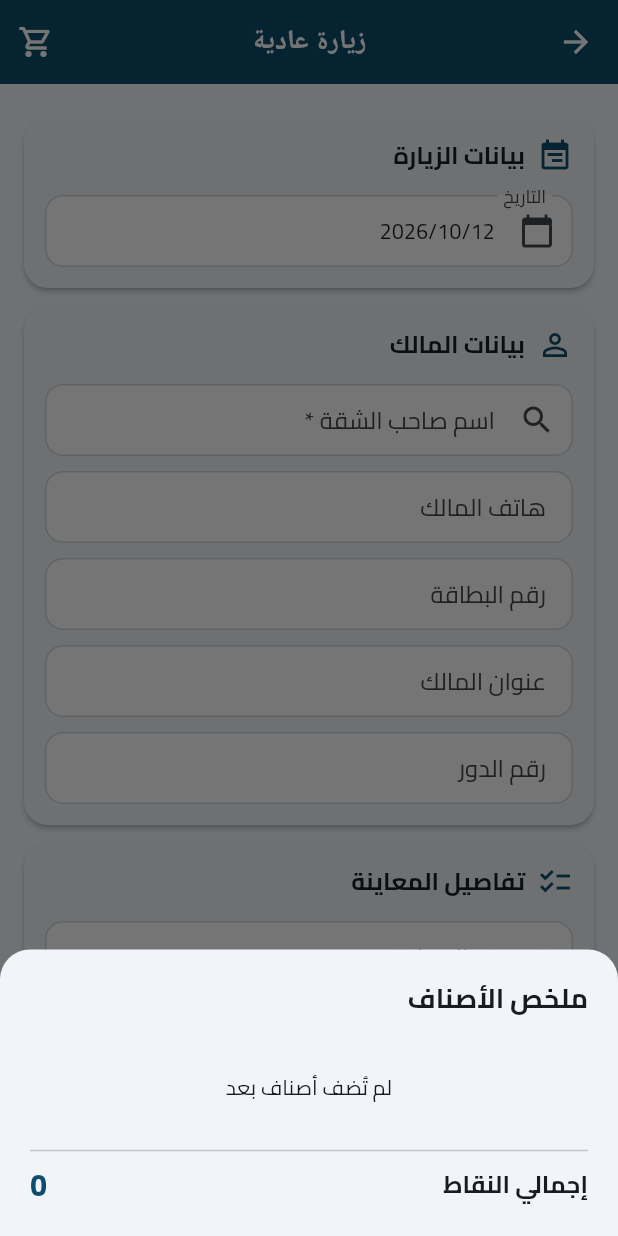
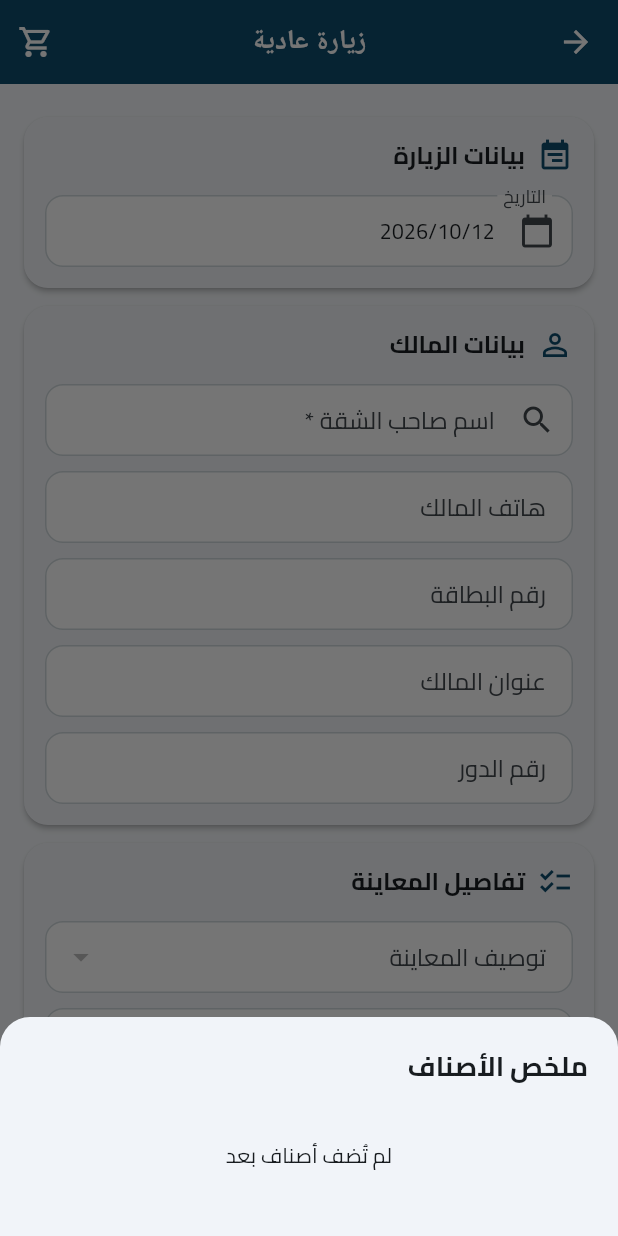
Before and after one commit to IbrahimElmahy/techno, a Flutter app: the InspectionFormScreen screen opened directly with empty values, after a tap on the "shopping cart" icon, on a phone screen of 412 x 824 dp. Run offline on Flutter 3.47's test engine with Material 3 defaults, Android fonts, the phone set to English and light mode, and no system bars; our stand-ins replace device_info_plus, image_picker, package_info_plus, pdf, printing, shared_preferences and 2 more; missing offline and left inert: ota_update; accounts and stored records are empty; network calls fail.

Commit message:
fix(app): التطبيق مابيعرضش كشف حساب العميل للمندوب (اتشال من كشف المديونيات ومن صلاحيات المندوب الافتراضية) ولا أي نقاط (المعاينات والمسودات والمراجعة وحساب العميل) — 0.3.23+32
Co-Authored-By: Claude Opus 5.5 <noreply@anthropic.com>

```diff
--- a/mobile/lib/screens/customer_profile_screen.dart
+++ b/mobile/lib/screens/customer_profile_screen.dart
@@ -236,7 +236,6 @@ class _CustomerProfileScreenState extends State<CustomerProfileScreen> {
                       _stat('مبيعات', _num(p['total_sales'])),
                       _stat('تحصيل', _num(p['total_receipts'])),
                       _stat('مرتجع', _num(p['total_returns'])),
-                      _stat('نقاط', _num(p['points_balance'])),
                     ],
                   ),
                 ],
--- a/mobile/lib/screens/inspection_drafts_screen.dart
+++ b/mobile/lib/screens/inspection_drafts_screen.dart
@@ -64,9 +64,6 @@ class _InspectionDraftsScreenState extends State<InspectionDraftsScreen> {
   static String _titleOf(Inspection d) =>
       d.ownerName.trim().isEmpty ? 'معاينة بلا اسم' : d.ownerName.trim();
 
-  static String _fmt(double v) =>
-      v == v.roundToDouble() ? v.toInt().toString() : v.toStringAsFixed(2);
-
   static String _when(String? iso) {
     final t = iso == null ? null : DateTime.tryParse(iso)?.toLocal();
     if (t == null) return '';
@@ -100,7 +97,6 @@ class _InspectionDraftsScreenState extends State<InspectionDraftsScreen> {
                     final d = drafts[i];
                     final parts = <String>[
                       if (d.lines.isNotEmpty) '${d.lines.length} صنف',
-                      if (d.lines.isNotEmpty) '${_fmt(d.totalPoints)} نقطة',
                       if ((d.purchaseShop ?? '').isNotEmpty) d.purchaseShop!,
                     ];
                     return Card(
--- a/mobile/lib/screens/inspection_form_screen.dart
+++ b/mobile/lib/screens/inspection_form_screen.dart
@@ -225,9 +225,6 @@ class _InspectionFormScreenState extends State<InspectionFormScreen>
     }
   }
 
-  double get _totalPoints =>
-      double.parse(_lines.fold<double>(0, (s, l) => s + l.total).toStringAsFixed(3));
-
   Future<void> _pickDate() async {
     final picked = await showDatePicker(
       context: context,
@@ -286,28 +283,14 @@ class _InspectionFormScreenState extends State<InspectionFormScreen>
                           dense: true,
                           contentPadding: EdgeInsets.zero,
                           title: Text(l.itemName),
-                          subtitle: Text(
-                              'الكمية: ${_fmt(l.quantity)} × ${_fmt(l.points)} نقطة'),
-                          trailing: Text(_fmt(l.total),
+                          trailing: Text(_fmt(l.quantity),
                               style: const TextStyle(
                                   fontWeight: FontWeight.w700, fontSize: 15)),
                         ),
                     ],
                   ),
                 ),
-              const Divider(),
-              Row(
-                mainAxisAlignment: MainAxisAlignment.spaceBetween,
-                children: [
-                  const Text('إجمالي النقاط',
-                      style: TextStyle(fontSize: 16, fontWeight: FontWeight.w700)),
-                  Text(_fmt(_totalPoints),
-                      style: const TextStyle(
-                          fontSize: 20,
-                          fontWeight: FontWeight.w800,
-                          color: AppColors.primary)),
-                ],
-              ),
+
             ],
           ),
         ),
@@ -526,9 +509,9 @@ class _InspectionFormScreenState extends State<InspectionFormScreen>
                   mainAxisSize: MainAxisSize.min,
                   crossAxisAlignment: CrossAxisAlignment.start,
                   children: [
-                    Text('إجمالي النقاط',
+                    Text('عدد الأصناف',
                         style: TextStyle(fontSize: 12, color: Colors.grey.shade600)),
-                    Text(_fmt(_totalPoints),
+                    Text('${_lines.length}',
                         style: const TextStyle(
                             fontSize: 22,
                             fontWeight: FontWeight.w800,
@@ -589,12 +572,10 @@ class _InspectionFormScreenState extends State<InspectionFormScreen>
                   contentPadding: EdgeInsets.zero,
                   onTap: () => _editLine(i),
                   title: Text(_lines[i].itemName),
-                  subtitle:
-                      Text('${_fmt(_lines[i].quantity)} × ${_fmt(_lines[i].points)} نقطة'),
                   trailing: Row(
                     mainAxisSize: MainAxisSize.min,
                     children: [
-                      Text(_fmt(_lines[i].total),
+                      Text(_fmt(_lines[i].quantity),
                           style: const TextStyle(
                               fontWeight: FontWeight.w700, fontSize: 15)),
                       const SizedBox(width: 8),
@@ -641,8 +622,6 @@ class _InspectionFormScreenState extends State<InspectionFormScreen>
         textDirection: TextDirection.rtl,
         child: StatefulBuilder(
           builder: (c, setInner) {
-            final typed = double.tryParse(qty.text.trim()) ?? 0;
-            final total = typed * line.points;
             return AlertDialog(
               titlePadding: const EdgeInsetsDirectional.fromSTEB(20, 16, 8, 0),
               title: Row(
@@ -662,10 +641,6 @@ class _InspectionFormScreenState extends State<InspectionFormScreen>
                 mainAxisSize: MainAxisSize.min,
                 crossAxisAlignment: CrossAxisAlignment.stretch,
                 children: [
-                  Text('نقاط الوحدة: ${_fmt(line.points)}',
-                      style: const TextStyle(
-                          color: AppColors.primary, fontWeight: FontWeight.w700)),
-                  const SizedBox(height: 12),
                   TextField(
                     controller: qty,
                     autofocus: true,
@@ -673,17 +648,6 @@ class _InspectionFormScreenState extends State<InspectionFormScreen>
                     onChanged: (_) => setInner(() {}),
                     onSubmitted: (_) => Navigator.pop(c, double.tryParse(qty.text)),
                     decoration: const InputDecoration(labelText: 'الكمية'),
-                  ),
-                  const SizedBox(height: 10),
-                  Align(
-                    alignment: AlignmentDirectional.centerStart,
-                    child: Text(
-                      total > 0 ? 'الإجمالي: ${_fmt(total)} نقطة' : 'الإجمالي: —',
-                      style: TextStyle(
-                        color: total > 0 ? AppColors.success : Colors.blueGrey,
-                        fontWeight: FontWeight.w700,
-                      ),
-                    ),
                   ),
                 ],
               ),
--- a/mobile/lib/screens/item_picker_screen.dart
+++ b/mobile/lib/screens/item_picker_screen.dart
@@ -28,7 +28,6 @@ class AddItemFlow {
             key: it.id,
             name: it.name,
             category: it.category,
-            info: '${_fmt(it.points)} نقطة',
             note: (alreadyAdded[it.name] ?? 0) > 0
                 ? 'في المعاينة ${_fmt(alreadyAdded[it.name]!)}'
                 : null,
```
Also changed, not shown: mobile/lib/screens/debts_screen.dart (+0 -13 lines), mobile/lib/screens/review_screen.dart (+3 -17 lines), 1 other file.
